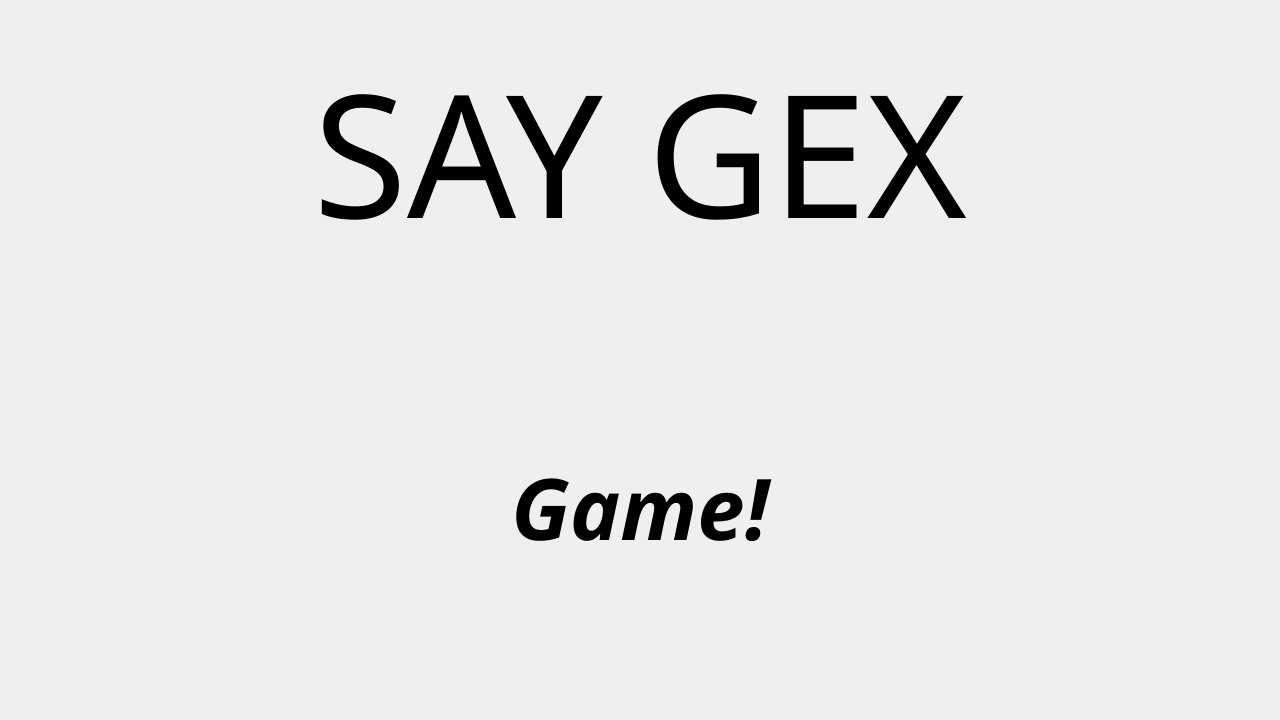
Dmitriy2442/CT_project, file ui/mainmenu.ui: the form before one commit.
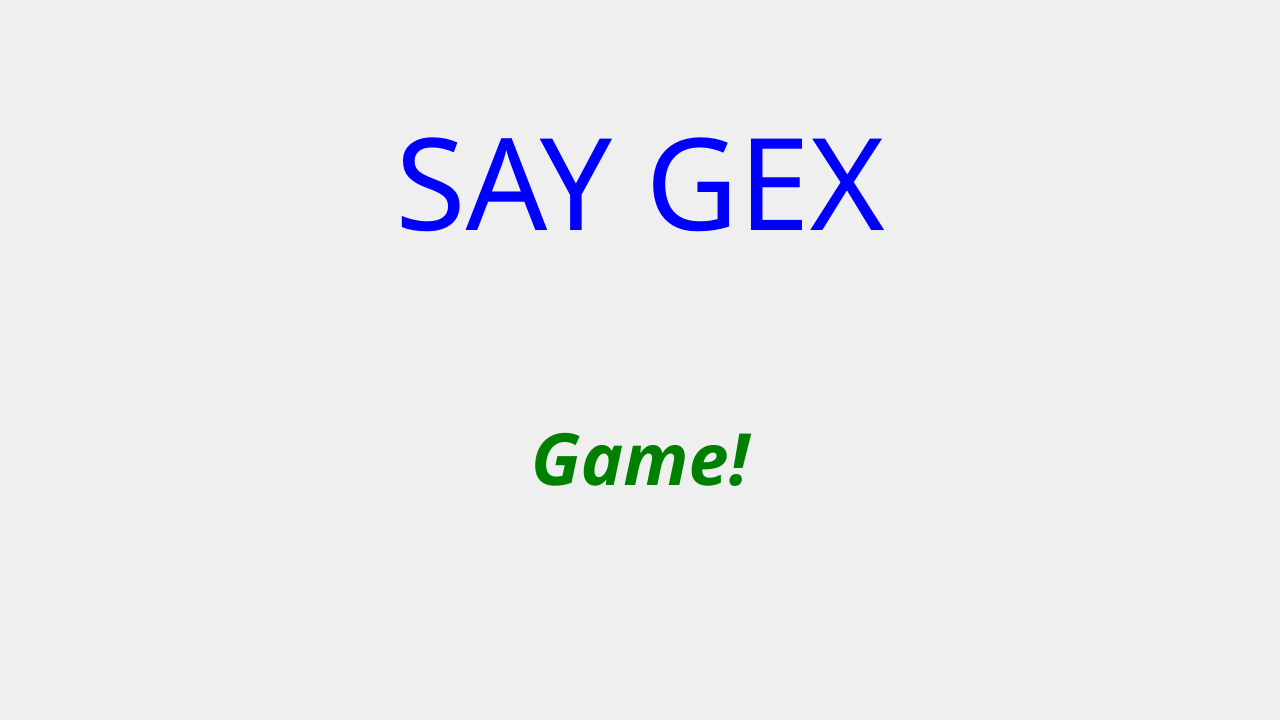
The form after the commit. Icons and pictures are not drawn.

Commit message: Added new project font support for all text labels as default

```diff
--- a/ui/mainmenu.ui
+++ b/ui/mainmenu.ui
@@ -49,7 +49,7 @@
    <item row="1" column="1">
     <layout class="QVBoxLayout" name="menuLayout">
      <property name="spacing">
-      <number>160</number>
+      <number>120</number>
      </property>
      <property name="leftMargin">
       <number>20</number>
@@ -67,10 +67,16 @@
       <widget class="QLabel" name="title">
        <property name="font">
         <font>
-         <family>Bangers</family>
-         <pointsize>128</pointsize>
+         <family>Bauhaus 93</family>
+         <pointsize>-1</pointsize>
         </font>
        </property>
+       <property name="styleSheet">
+        <string notr="true">QLabel {
+	font-size: 128px;
+	color: blue;
+}</string>
+       </property>
        <property name="text">
         <string>SAY GEX</string>
        </property>
@@ -95,14 +101,16 @@
          <property name="font">
           <font>
            <family>Cascadia Mono SemiBold</family>
-           <pointsize>64</pointsize>
+           <pointsize>-1</pointsize>
            <italic>true</italic>
            <bold>true</bold>
           </font>
          </property>
          <property name="styleSheet">
           <string notr="true">QPushButton {
+	font-size: 72px;
 	border: none;
+	color: green;
 }</string>
          </property>
          <property name="text">
```
Left out of the diff: 56 changed lines with no effect on the pictures. The commit also changes 5 other files.
